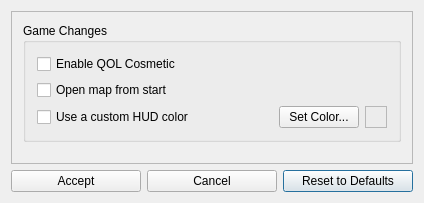
Above: randovania/gui/ui_files/prime_cosmetic_patches_dialog.ui from randovania/randovania before the change. Below: the same form after it.
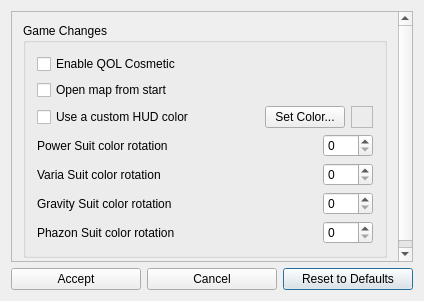
That is the form after the change.

Commit message: Added suit colors rotation as a cosmetic option for Prime 1

```diff
--- a/randovania/gui/ui_files/prime_cosmetic_patches_dialog.ui
+++ b/randovania/gui/ui_files/prime_cosmetic_patches_dialog.ui
@@ -7,7 +7,7 @@
     <x>0</x>
     <y>0</y>
     <width>424</width>
-    <height>203</height>
+    <height>301</height>
    </rect>
   </property>
   <property name="windowTitle">
@@ -46,7 +46,7 @@
         <x>0</x>
         <y>0</y>
         <width>404</width>
-        <height>155</height>
+        <height>252</height>
        </rect>
       </property>
       <layout class="QVBoxLayout" name="verticalLayout">
@@ -125,6 +125,150 @@
             </item>
            </layout>
           </item>
+          <item>
+           <layout class="QHBoxLayout" name="power_suit_color_layout">
+            <property name="spacing">
+             <number>6</number>
+            </property>
+            <item>
+             <widget class="QLabel" name="power_suit_color_rotation">
+              <property name="text">
+               <string>Power Suit color rotation</string>
+              </property>
+             </widget>
+            </item>
+            <item>
+             <widget class="QSpinBox" name="power_suit_rotation_field">
+              <property name="sizePolicy">
+               <sizepolicy hsizetype="Maximum" vsizetype="Fixed">
+                <horstretch>0</horstretch>
+                <verstretch>0</verstretch>
+               </sizepolicy>
+              </property>
+              <property name="minimumSize">
+               <size>
+                <width>50</width>
+                <height>0</height>
+               </size>
+              </property>
+              <property name="maximum">
+               <number>360</number>
+              </property>
+              <property name="singleStep">
+               <number>10</number>
+              </property>
+             </widget>
+            </item>
+           </layout>
+          </item>
+          <item>
+           <layout class="QHBoxLayout" name="varia_suit_color_layout">
+            <property name="spacing">
+             <number>6</number>
+            </property>
+            <item>
+             <widget class="QLabel" name="varia_suit_color_rotation">
+              <property name="text">
+               <string>Varia Suit color rotation</string>
+              </property>
+             </widget>
+            </item>
+            <item>
+             <widget class="QSpinBox" name="varia_suit_rotation_field">
+              <property name="sizePolicy">
+               <sizepolicy hsizetype="Maximum" vsizetype="Fixed">
+                <horstretch>0</horstretch>
+                <verstretch>0</verstretch>
+               </sizepolicy>
+              </property>
+              <property name="minimumSize">
+               <size>
+                <width>50</width>
+                <height>0</height>
+               </size>
+              </property>
+              <property name="maximum">
+               <number>360</number>
+              </property>
+              <property name="singleStep">
+               <number>10</number>
+              </property>
+             </widget>
+            </item>
+           </layout>
+          </item>
+          <item>
+           <layout class="QHBoxLayout" name="gravity_suit_color_layout">
+            <property name="spacing">
+             <number>6</number>
+            </property>
+            <item>
+             <widget class="QLabel" name="gravity_suit_color_rotation">
+              <property name="text">
+               <string>Gravity Suit color rotation</string>
+              </property>
+             </widget>
+            </item>
+            <item>
+             <widget class="QSpinBox" name="gravity_suit_rotation_field">
+              <property name="sizePolicy">
+               <sizepolicy hsizetype="Maximum" vsizetype="Fixed">
+                <horstretch>0</horstretch>
+                <verstretch>0</verstretch>
+               </sizepolicy>
+              </property>
+              <property name="minimumSize">
+               <size>
+                <width>50</width>
+                <height>0</height>
+               </size>
+              </property>
+              <property name="maximum">
+               <number>360</number>
+              </property>
+              <property name="singleStep">
+               <number>10</number>
+              </property>
+             </widget>
+            </item>
+           </layout>
+          </item>
+          <item>
+           <layout class="QHBoxLayout" name="phazon_suit_color_layout">
+            <property name="spacing">
+             <number>6</number>
+            </property>
+            <item>
+             <widget class="QLabel" name="phazon_suit_color_rotation">
+              <property name="text">
+               <string>Phazon Suit color rotation</string>
+              </property>
+             </widget>
+            </item>
+            <item>
+             <widget class="QSpinBox" name="phazon_suit_rotation_field">
+              <property name="sizePolicy">
+               <sizepolicy hsizetype="Maximum" vsizetype="Fixed">
+                <horstretch>0</horstretch>
+                <verstretch>0</verstretch>
+               </sizepolicy>
+              </property>
+              <property name="minimumSize">
+               <size>
+                <width>50</width>
+                <height>0</height>
+               </size>
+              </property>
+              <property name="maximum">
+               <number>360</number>
+              </property>
+              <property name="singleStep">
+               <number>10</number>
+              </property>
+             </widget>
+            </item>
+           </layout>
+          </item>
          </layout>
         </widget>
        </item>
```
The commit also changes 3 other files.
